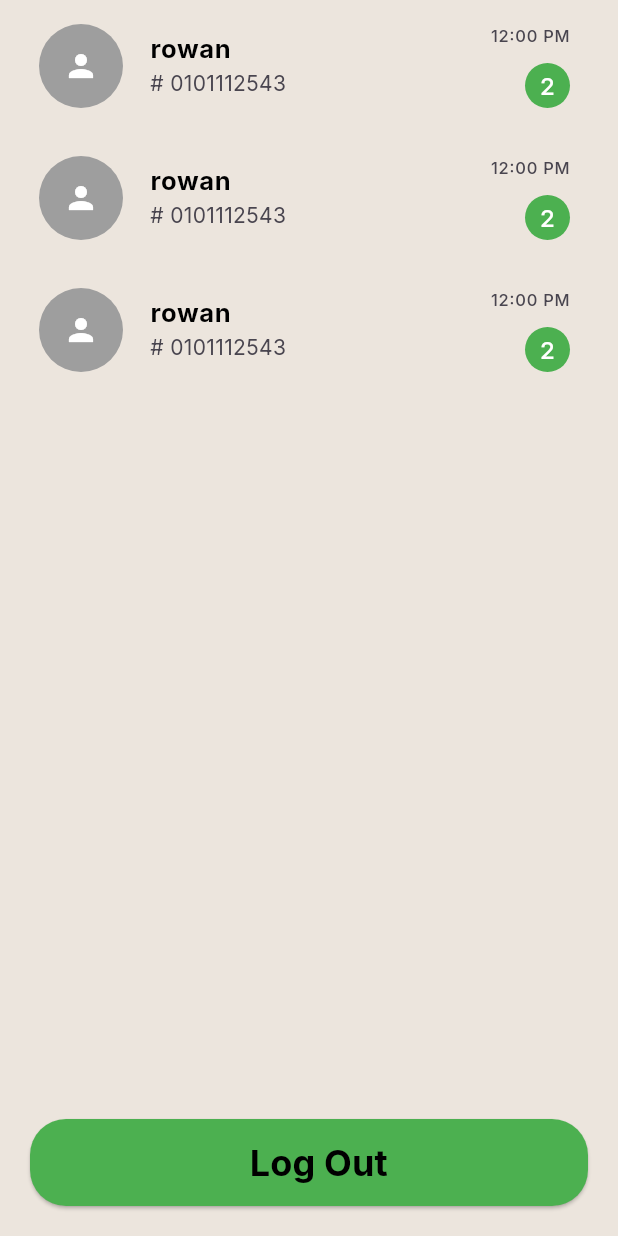
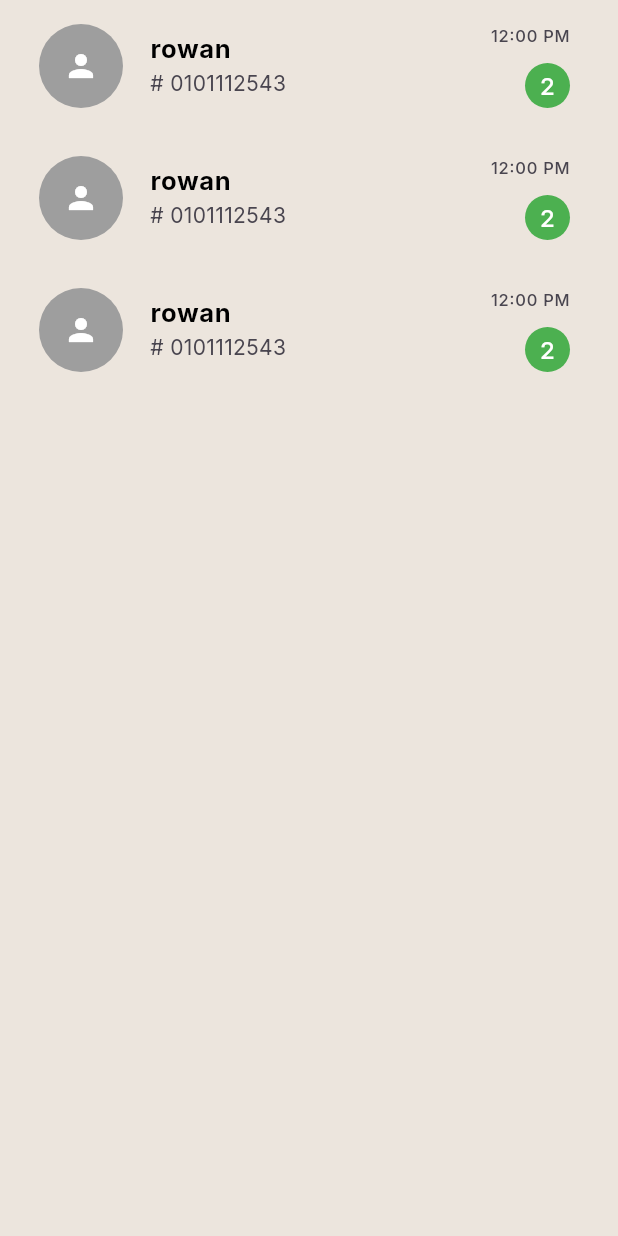
Before and after one commit to Menna265/chat_app, a Flutter app: the ChatView screen opened by its route, on a phone screen of 412 x 824 dp. Run offline on Flutter 3.47's test engine with Material 3 defaults, Android fonts, the phone set to English and light mode, and no system bars; our stand-ins replace fluttertoast, google_fonts.

Commit message:
change place of log out button in appbar

```diff
--- a/lib/features/chat/presentation/views/widgets/chat_body.dart
+++ b/lib/features/chat/presentation/views/widgets/chat_body.dart
@@ -1,6 +1,4 @@
-import 'package:chat/core/shared_widgets/custom_button.dart';
 import 'package:chat/core/themes/styles.dart';
-import 'package:chat/features/auth/presentation/views/login_view.dart';
 import 'package:flutter/material.dart';
 
 import '../../../../../core/themes/colors.dart';
@@ -59,12 +57,6 @@ class ChatBody extends StatelessWidget {
         Spacer(),
         Padding(
           padding: const EdgeInsets.all(20.0),
-          child: CustomButton(
-              text: "Log Out",
-              func: () {
-                Navigator.pushReplacement(context,
-                    MaterialPageRoute(builder: (context) => LoginView()));
-              }),
         )
       ],
     );
--- a/lib/features/home/presentation/views/widgets/appbar_widget.dart
+++ b/lib/features/home/presentation/views/widgets/appbar_widget.dart
@@ -35,6 +35,7 @@ class AppBarWidget extends StatelessWidget implements PreferredSizeWidget {
                     child: Text("New Group"),
                   ),
                   PopupMenuItem(value: 3, child: Text("Setting")),
+                  PopupMenuItem(value: 4, child: Text("Log Out")),
                 ],
             onSelected: onSelected,
             child: Icon(Icons.more_vert)),
```
Also changed, not shown: lib/features/home/presentation/views/widgets/home_body.dart (+6 -2 lines).
